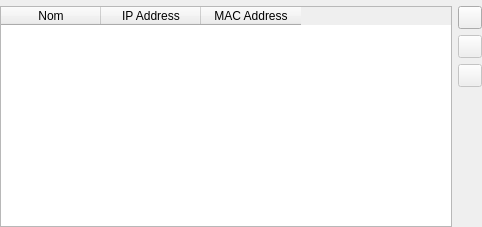
First picture: the form in src/reservationsview.ui, repository moonpyk/dyprosium, before the edit.
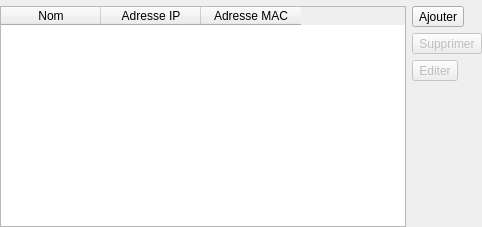
Second picture: the form after the edit. Icons and pictures are not drawn. Custom widgets are drawn as their Qt base class.

Patch:
```diff
--- a/src/reservationsview.ui
+++ b/src/reservationsview.ui
@@ -155,12 +155,12 @@
            </column>
            <column>
             <property name="text" >
-             <string>IP Address</string>
+             <string>Adresse IP</string>
             </property>
            </column>
            <column>
             <property name="text" >
-             <string>MAC Address</string>
+             <string>Adresse MAC</string>
             </property>
            </column>
           </widget>
@@ -170,7 +170,7 @@
            <item>
             <widget class="QToolButton" name="btnAdd" >
              <property name="text" >
-              <string/>
+              <string>Ajouter</string>
              </property>
              <property name="icon" >
               <iconset resource="dyprosium.qrc" >:/images/Resources/add.png</iconset>
@@ -183,7 +183,7 @@
               <bool>false</bool>
              </property>
              <property name="text" >
-              <string/>
+              <string>Supprimer</string>
              </property>
              <property name="icon" >
               <iconset resource="dyprosium.qrc" >:/images/Resources/delete.png</iconset>
@@ -195,6 +195,9 @@
              <property name="enabled" >
               <bool>false</bool>
              </property>
+             <property name="text" >
+              <string>Editer</string>
+             </property>
              <property name="icon" >
               <iconset resource="dyprosium.qrc" >:/images/Resources/pencil.png</iconset>
              </property>
```
